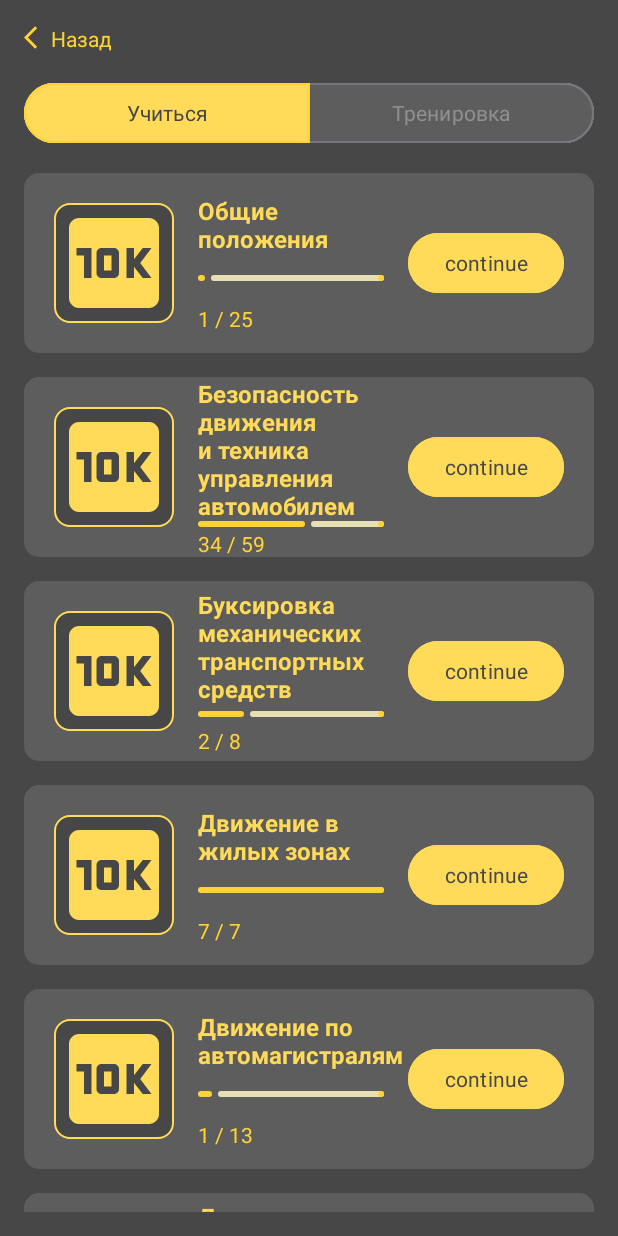
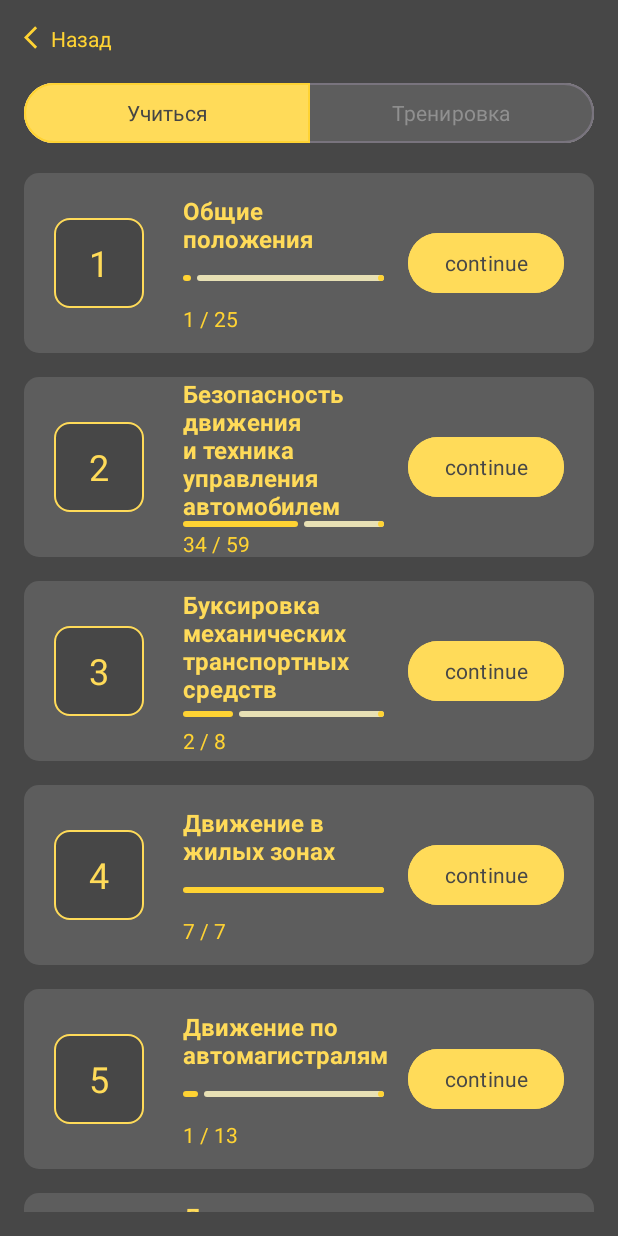
Before and after one commit to vlad-bstrv/QuizPDD, an Android app: the screen it shows after launch (MainActivity), on a phone screen of 412 x 824 dp. Run offline under Robolectric (Android 15) with nearby library versions, the phone set to English and light mode, and no system bars; Roboto replaces fonts that are not available here.

Commit message:
refactoring topic viewholder

```diff
--- a/app/src/main/java/com/example/quizpdd/ui/topic/TopicAdapter.kt
+++ b/app/src/main/java/com/example/quizpdd/ui/topic/TopicAdapter.kt
@@ -1,24 +1,25 @@
 package com.example.quizpdd.ui.topic
 
+import android.annotation.SuppressLint
 import android.view.LayoutInflater
 import android.view.ViewGroup
 import androidx.recyclerview.widget.AsyncListDiffer
 import androidx.recyclerview.widget.DiffUtil
 import androidx.recyclerview.widget.RecyclerView
-import com.example.quizpdd.databinding.ViewholderQuestionBinding
+import com.example.quizpdd.databinding.ViewholderTopicBinding
 import com.example.quizpdd.domain.model.Topic
 
 class TopicAdapter(
     private val onItemClickCallback: (Int) -> Unit
 ): RecyclerView.Adapter<TopicAdapter.ViewHolder>() {
 
-    private lateinit var binding: ViewholderQuestionBinding
+    private lateinit var binding: ViewholderTopicBinding
 
     inner class ViewHolder: RecyclerView.ViewHolder(binding.root)
 
     override fun onCreateViewHolder(parent: ViewGroup, viewType: Int): ViewHolder {
         val inflater = LayoutInflater.from(parent.context)
-        binding = ViewholderQuestionBinding.inflate(inflater, parent, false)
+        binding = ViewholderTopicBinding.inflate(inflater, parent, false)
         return ViewHolder()
     }
 
@@ -26,9 +27,11 @@ class TopicAdapter(
         return differ.currentList.size
     }
 
+    @SuppressLint("SetTextI18n")
     override fun onBindViewHolder(holder: ViewHolder, position: Int) {
-        val binding = ViewholderQuestionBinding.bind(holder.itemView)
+        val binding = ViewholderTopicBinding.bind(holder.itemView)
         binding.apply {
+            titleNumberTextView.text = (position + 1).toString()
             titleTextView.text = differ.currentList[position].title
             progressIndicator.max = differ.currentList[position].allQuestion
             progressIndicator.progress = differ.currentList[position].progress
--- a/app/src/main/res/layout/fragment_topic.xml
+++ b/app/src/main/res/layout/fragment_topic.xml
@@ -2,11 +2,11 @@
 <FrameLayout xmlns:android="http://schemas.android.com/apk/res/android"
     xmlns:app="http://schemas.android.com/apk/res-auto"
     xmlns:tools="http://schemas.android.com/tools"
-    android:id="@+id/main_fragment"
+    android:id="@+id/topic_fragment"
     android:layout_width="match_parent"
     android:layout_height="match_parent"
     android:orientation="vertical"
-    android:padding="16dp"
+    android:padding="@dimen/app_pading"
     tools:context=".ui.topic.TopicFragment">
 
     <FrameLayout
--- a/app/src/main/res/layout/viewholder_question.xml
+++ b/app/src/main/res/layout/viewholder_topic.xml
@@ -7,17 +7,19 @@
     android:background="@drawable/question_bg"
     android:layout_marginVertical="8dp">
 
-    <ImageView
-        android:id="@+id/title_icon_image_view"
-        android:layout_width="80dp"
-        android:layout_height="80dp"
+    <TextView
+        android:id="@+id/title_number_text_view"
+        android:layout_width="60dp"
+        android:layout_height="60dp"
         android:layout_marginStart="20dp"
         android:background="@drawable/question_icon_bg"
-        android:src="@drawable/baseline_10k_24"
         app:layout_constraintBottom_toBottomOf="parent"
         app:layout_constraintStart_toStartOf="parent"
         app:layout_constraintTop_toTopOf="parent"
-        app:tint="@color/yellow" />
+        tools:text="1"
+        android:gravity="center"
+        android:textColor="@color/yellow"
+        android:textSize="24sp"/>
 
     <TextView
         android:id="@+id/title_text_view"
@@ -29,7 +31,7 @@
         android:textStyle="bold"
         app:layout_constraintBottom_toTopOf="@+id/progress_indicator"
         app:layout_constraintEnd_toStartOf="@+id/continue_btn"
-        app:layout_constraintStart_toEndOf="@id/title_icon_image_view"
+        app:layout_constraintStart_toEndOf="@id/title_number_text_view"
         app:layout_constraintTop_toTopOf="parent"
         app:layout_constraintVertical_bias="0.5"
         tools:text="Road Traffic Law" />
--- a/app/src/main/res/navigation/main_component.xml
+++ b/app/src/main/res/navigation/main_component.xml
@@ -3,12 +3,24 @@
     xmlns:app="http://schemas.android.com/apk/res-auto"
     xmlns:tools="http://schemas.android.com/tools"
     android:id="@+id/main_component"
-    app:startDestination="@id/mainFragment">
+    app:startDestination="@id/topicFragment">
 
     <fragment
-        android:id="@+id/mainFragment"
+        android:id="@+id/topicFragment"
         android:name="com.example.quizpdd.ui.topic.TopicFragment"
-        android:label="fragment_main"
+        android:label="fragment_topic"
         tools:layout="@layout/fragment_topic" >
+        <action
+            android:id="@+id/action_topicFragment_to_questionFragment"
+            app:destination="@id/questionFragment" />
+    </fragment>
+    <fragment
+        android:id="@+id/questionFragment"
+        android:name="com.example.quizpdd.ui.question.QuestionFragment"
+        android:label="fragment_question"
+        tools:layout="@layout/fragment_question" >
+        <action
+            android:id="@+id/action_questionFragment_to_topicFragment"
+            app:destination="@id/topicFragment" />
     </fragment>
 </navigation>
--- /dev/null
+++ b/app/src/main/res/values/dimens.xml
@@ -0,0 +1,4 @@
+<?xml version="1.0" encoding="utf-8"?>
+<resources>
+    <dimen name="app_pading">16dp</dimen>
+</resources>
```
Also changed, not shown: app/src/main/java/com/example/quizpdd/ui/question/QuestionFragment.kt (added, +35 -0 lines), app/src/main/java/com/example/quizpdd/ui/topic/TopicFragment.kt (+7 -1 lines), app/src/main/res/layout/fragment_question.xml (added, +38 -0 lines).
